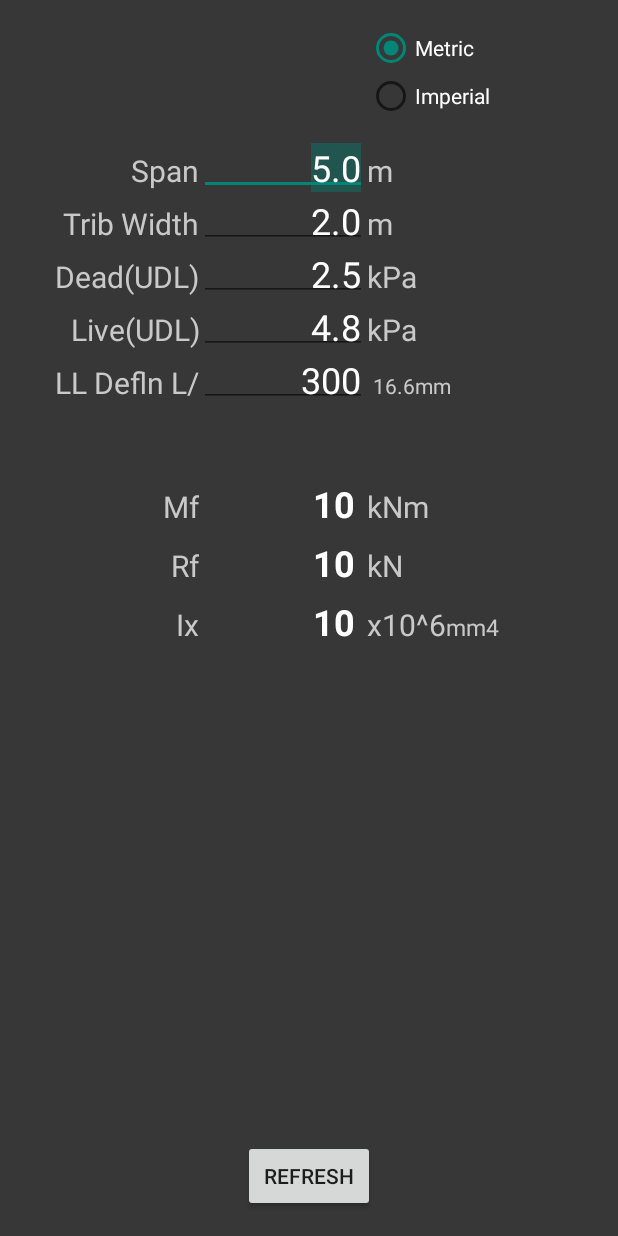
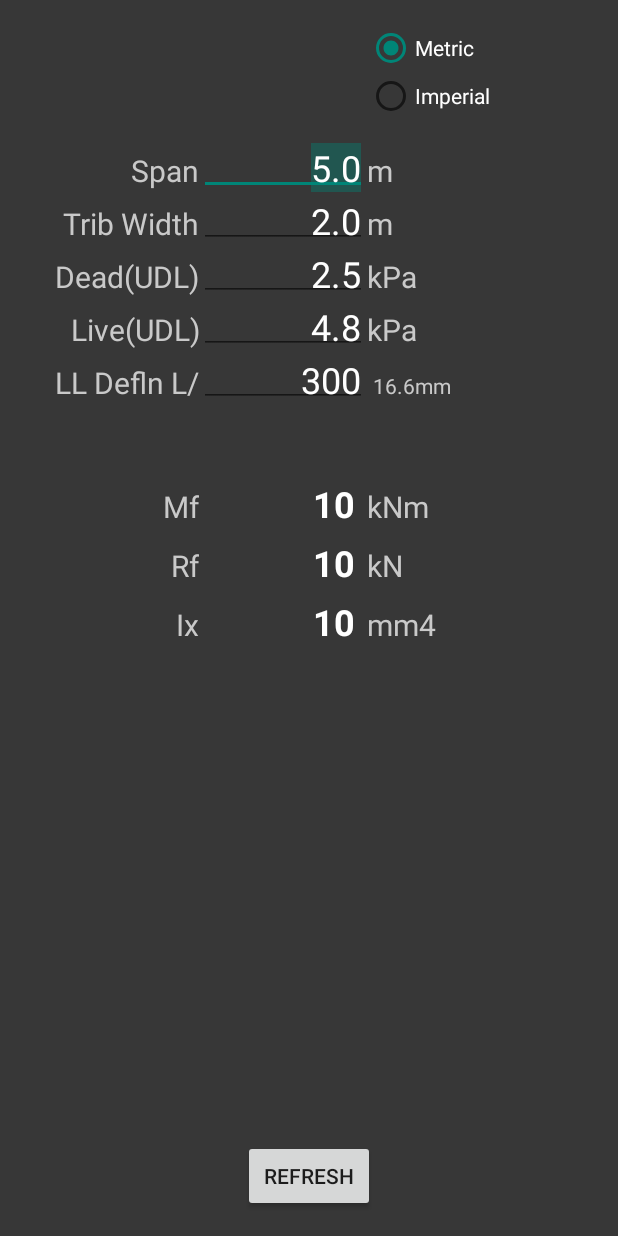
Before and after one commit to rfquerin/qub, an Android app: the screen it shows after launch (MainActivity), on a phone screen of 412 x 824 dp. Run offline under Robolectric (Android 15) with nearby library versions, the phone set to English and light mode, and no system bars.

Commit message:
fixed imperial calc bug and worked on formatting of results text

```diff
--- a/app/src/main/res/layout/activity_main.xml
+++ b/app/src/main/res/layout/activity_main.xml
@@ -408,22 +408,11 @@
         android:layout_height="wrap_content"
         android:textAppearance="?android:attr/textAppearanceLarge"
         android:text="@string/Ix_units1_si"
-        android:id="@+id/textViewIxExponent"
-        android:layout_toRightOf="@+id/textViewIx"
+        android:id="@+id/textViewIxUnits"
         android:layout_alignBaseline="@+id/textViewIx"
         android:textColor="#c9c9c9"
-        android:textSize="20sp"/>
-
-    <TextView
-        android:layout_width="wrap_content"
-        android:layout_height="wrap_content"
-        android:textAppearance="?android:attr/textAppearanceLarge"
-        android:text="@string/Ix_units2_si"
-        android:id="@+id/textViewIxUnits"
-        android:layout_toRightOf="@+id/textViewIxExponent"
-        android:layout_alignBaseline="@+id/textViewIx"
-        android:textColor="#c9c9c9"
-        android:textSize="15sp"/>
+        android:textSize="20sp"
+        android:layout_toRightOf="@+id/textViewIx" />
 
 
 
--- a/app/src/main/res/values/strings.xml
+++ b/app/src/main/res/values/strings.xml
@@ -19,8 +19,8 @@
     <string name="defln_units_si">mm</string>
     <string name="Mf_units_si">kNm</string>
     <string name="Rf_units_si">kN</string>
-    <string name="Ix_units1_si">x10^6</string>
-    <string name="Ix_units2_si">mm4</string>
+    <string name="Ix_units1_si">mm4</string>
+
 
 
     <string name="span_units_imp">ft</string>
@@ -31,6 +31,6 @@
     <string name="Mf_units_imp">ft-k</string>
     <string name="Rf_units_imp">k</string>
     <string name="Ix_units1_imp">in4</string>
-    <string name="Ix_units2_imp"> </string>
+
 
 </resources>
```
Also changed, not shown: app/src/main/java/com/rfquerin/simplebeamtool/app/MainActivity.java (+102 -14 lines).
